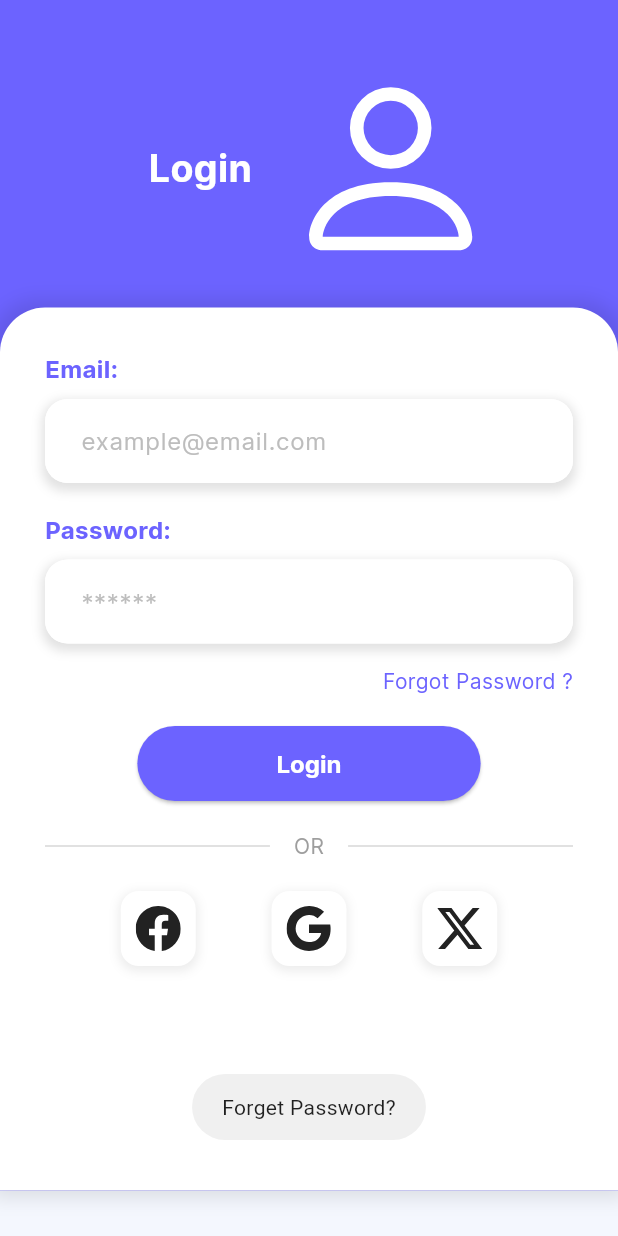
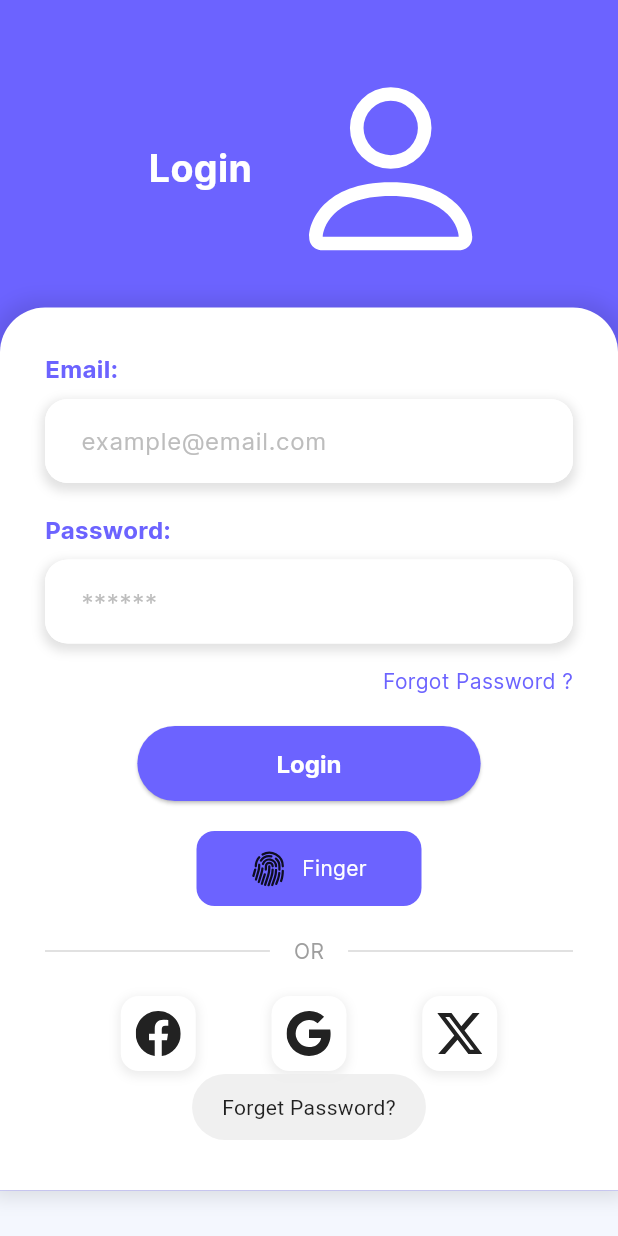
Before and after one commit to 919Umesh/Chat_App, a Flutter app: the screen it shows after launch, after a tap on "Forgot Password ?", on a phone screen of 412 x 824 dp. Run offline on Flutter 3.47's test engine with Material 3 defaults, Android fonts, the light colour scheme and no system bars; drawn by our look-alikes of flutter_form_builder; our stand-ins replace connectivity_plus, dio, fluttertoast, font_awesome_flutter, get, icons_plus and 5 more; missing offline and left inert: dio_cache_interceptor.

Commit message:
FingerPrint

```diff
--- a/lib/Screens/loginLocal/login_getX.dart
+++ b/lib/Screens/loginLocal/login_getX.dart
@@ -1,7 +1,40 @@
 import 'package:flutter/material.dart';
 import 'package:flutter_form_builder/flutter_form_builder.dart';
 import 'package:get/get.dart';
+import 'package:local_auth/local_auth.dart';
 
 class LoginLocalController extends GetxController {
+
   final formKeyLogin = GlobalKey<FormBuilderState>();
+  var isFingerprintLogin = false.obs;
+  late final LocalAuthentication myAuthentication;
+
+
+  var authState = false.obs;
+
+  @override
+  void onInit() {
+    super.onInit();
+    myAuthentication = LocalAuthentication();
+    myAuthentication.isDeviceSupported().then((bool isSupported) {
+      authState.value = isSupported;
+    });
+  }
+
+
+  Future<bool> authenticateWithFingerprint() async {
+    try {
+      bool isAuthenticated = await myAuthentication.authenticate(
+        localizedReason: "Authenticate to log in",
+        options: const AuthenticationOptions(
+          stickyAuth: true,
+          biometricOnly: true,
+        ),
+      );
+      return isAuthenticated;
+    } catch(e) {
+      debugPrint(e.toString());
+      return false;
+    }
+  }
 }
--- a/lib/Screens/loginLocal/login_screen.dart
+++ b/lib/Screens/loginLocal/login_screen.dart
@@ -1,9 +1,11 @@
 import 'package:chat_app/Helper/constants.dart';
 import 'package:flutter/material.dart';
+import 'package:flutter/services.dart';
 import 'package:flutter_form_builder/flutter_form_builder.dart';
 import 'package:fluttertoast/fluttertoast.dart';
 import 'package:get/get.dart' hide FormData, Response;
 import 'package:icons_plus/icons_plus.dart';
+import 'package:local_auth/local_auth.dart';
 import '../../Helper/get_routes.dart';
 import '../../Helper/shared_preference_fun.dart';
 import 'login_getX.dart';
@@ -67,8 +69,11 @@ class LoginLocalPage extends GetView<LoginLocalController> {
 
   Widget _buildIllustration() {
     return const Center(
-      child: Icon(Bootstrap.person,size: 145,color: Colors.white,)
-    );
+        child: Icon(
+      Bootstrap.person,
+      size: 145,
+      color: Colors.white,
+    ));
   }
 
   Widget _buildLoginForm(BuildContext context) {
@@ -103,6 +108,37 @@ class LoginLocalPage extends GetView<LoginLocalController> {
             _buildForgotPassword(),
             const SizedBox(height: 20),
             _buildLoginButton(context),
+            const SizedBox(height: 20),
+            InkWell(
+              onTap: () {
+                _loginWithFingerprint();
+              },
+              child: Center(
+                child: Container(
+                    height: 50,
+                    width: 150,
+                    decoration: BoxDecoration(
+                      color: AppColors.primary,
+                      borderRadius: BorderRadius.circular(12),
+                    ),
+                    child: const Center(
+                      child: Row(
+                        mainAxisAlignment: MainAxisAlignment.center,
+                        children: [
+                          Icon(Bootstrap.fingerprint),
+                          SizedBox(
+                            width: 10,
+                          ),
+                          Text(
+                            'Finger',
+                            style: TextStyle(
+                                color: Colors.white, fontFamily: 'inter'),
+                          ),
+                        ],
+                      ),
+                    )),
+              ),
+            ),
             const SizedBox(height: 20),
             _buildSocialLogin(),
           ],
@@ -332,6 +368,26 @@ class LoginLocalPage extends GetView<LoginLocalController> {
     }
   }
 
+  Future _loginWithFingerprint() async {
+    try {
+      bool isAuthenticated = await controller.authenticateWithFingerprint();
+      if (isAuthenticated) {
+        bool checkLogin = await SharedPreferencesHelper.getBool(key: 'isLogin');
+        if (checkLogin == true) {
+          controller.update();
+          Get.offAllNamed(Routes.semesterPage);
+          Fluttertoast.showToast(msg: "Authentication successful");
+        } else {
+          Fluttertoast.showToast(msg: "Login with email/password first!");
+        }
+      } else {
+        Fluttertoast.showToast(msg: "Not device supported");
+      }
+    } on PlatformException catch (e) {
+      Fluttertoast.showToast(msg: e.toString());
+    }
+  }
+
   void _resetForm() {
     controller.formKeyLogin.currentState?.reset();
   }
--- a/pubspec.yaml
+++ b/pubspec.yaml
@@ -46,6 +46,7 @@ dependencies:
   nepali_utils: ^3.0.6
   device_preview: ^1.2.0
   icons_plus: ^5.0.0
+  local_auth: ^2.3.0
 
 dev_dependencies:
   flutter_test:
```
Also changed, not shown: lib/Screens/notes/semester_page.dart (+10 -0 lines), pubspec.lock, 5 other files.
